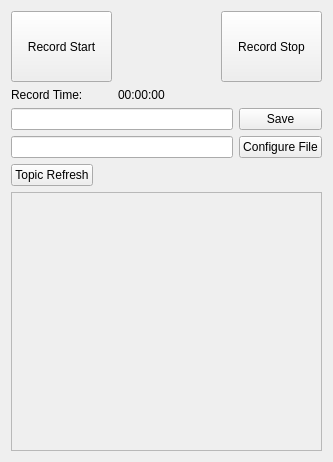
Qt form src/autoware_rosbag_plugin.ui (autowarefoundation/autoware_ai_utilities) before a commit.
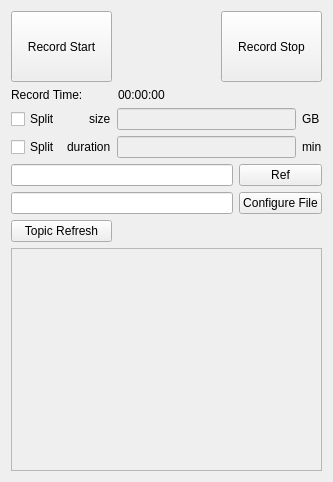
The same form after that commit.

Commit message:
Feature/rosbag_controller_split (#2046)
* new feature: split and warning

* fix bugs; add absolute path with default filename

```diff
--- a/src/autoware_rosbag_plugin.ui
+++ b/src/autoware_rosbag_plugin.ui
@@ -7,7 +7,7 @@
     <x>0</x>
     <y>0</y>
     <width>333</width>
-    <height>462</height>
+    <height>482</height>
    </rect>
   </property>
   <property name="minimumSize">
@@ -19,8 +19,8 @@
   <property name="windowTitle">
    <string>Form</string>
   </property>
-  <layout class="QGridLayout" name="gridLayout_2">
-   <item row="0" column="0" colspan="2">
+  <layout class="QGridLayout" name="gridLayout_3">
+   <item row="0" column="0">
     <widget class="QPushButton" name="button_record_start">
      <property name="enabled">
       <bool>true</bool>
@@ -42,7 +42,7 @@
      </property>
     </widget>
    </item>
-   <item row="0" column="2">
+   <item row="0" column="1">
     <spacer name="horizontalSpacer">
      <property name="orientation">
       <enum>Qt::Horizontal</enum>
@@ -55,15 +55,107 @@
      </property>
     </spacer>
    </item>
-   <item row="1" column="0" colspan="2">
+   <item row="0" column="2">
+    <widget class="QPushButton" name="button_record_stop">
+     <property name="minimumSize">
+      <size>
+       <width>101</width>
+       <height>71</height>
+      </size>
+     </property>
+     <property name="text">
+      <string>Record Stop</string>
+     </property>
+    </widget>
+   </item>
+   <item row="1" column="0">
     <widget class="QLabel" name="label_text_recTime">
      <property name="text">
       <string>Record Time:</string>
      </property>
     </widget>
    </item>
-   <item row="2" column="0" colspan="4">
+   <item row="1" column="1">
+    <widget class="QLabel" name="label_recTime">
+     <property name="enabled">
+      <bool>true</bool>
+     </property>
+     <property name="text">
+      <string>00:00:00</string>
+     </property>
+    </widget>
+   </item>
+   <item row="2" column="0" colspan="3">
     <layout class="QGridLayout" name="gridLayout">
+     <item row="0" column="0" colspan="2">
+      <widget class="QCheckBox" name="checkBox_split_size">
+       <property name="enabled">
+        <bool>true</bool>
+       </property>
+       <property name="sizePolicy">
+        <sizepolicy hsizetype="Preferred" vsizetype="Preferred">
+         <horstretch>0</horstretch>
+         <verstretch>0</verstretch>
+        </sizepolicy>
+       </property>
+       <property name="text">
+        <string>Split    </string>
+       </property>
+      </widget>
+     </item>
+     <item row="0" column="2">
+      <widget class="QLabel" name="label_size">
+       <property name="text">
+        <string>size</string>
+       </property>
+      </widget>
+     </item>
+     <item row="0" column="3">
+      <widget class="QLineEdit" name="lineEdit_size">
+       <property name="enabled">
+        <bool>false</bool>
+       </property>
+      </widget>
+     </item>
+     <item row="0" column="4">
+      <widget class="QLabel" name="label_GB">
+       <property name="text">
+        <string>GB</string>
+       </property>
+      </widget>
+     </item>
+     <item row="1" column="0">
+      <widget class="QCheckBox" name="checkBox_split_duration">
+       <property name="text">
+        <string>Split</string>
+       </property>
+      </widget>
+     </item>
+     <item row="1" column="1" colspan="2">
+      <widget class="QLabel" name="label_duration">
+       <property name="text">
+        <string>duration</string>
+       </property>
+      </widget>
+     </item>
+     <item row="1" column="3">
+      <widget class="QLineEdit" name="lineEdit_duration">
+       <property name="enabled">
+        <bool>false</bool>
+       </property>
+      </widget>
+     </item>
+     <item row="1" column="4">
+      <widget class="QLabel" name="label_min">
+       <property name="text">
+        <string>min</string>
+       </property>
+      </widget>
+     </item>
+    </layout>
+   </item>
+   <item row="3" column="0" colspan="3">
+    <layout class="QGridLayout" name="gridLayout_2">
      <item row="0" column="0">
       <widget class="QLineEdit" name="edit_record_filename">
        <property name="readOnly">
@@ -74,7 +166,7 @@
      <item row="0" column="1">
       <widget class="QPushButton" name="button_record_save">
        <property name="text">
-        <string>Save</string>
+        <string>Ref</string>
        </property>
       </widget>
      </item>
@@ -94,7 +186,27 @@
      </item>
     </layout>
    </item>
-   <item row="4" column="0" colspan="4">
+   <item row="4" column="0">
+    <widget class="QPushButton" name="botton_topic_refresh">
+     <property name="text">
+      <string>Topic Refresh</string>
+     </property>
+    </widget>
+   </item>
+   <item row="4" column="1" colspan="2">
+    <spacer name="horizontalSpacer_2">
+     <property name="orientation">
+      <enum>Qt::Horizontal</enum>
+     </property>
+     <property name="sizeHint" stdset="0">
+      <size>
+       <width>207</width>
+       <height>20</height>
+      </size>
+     </property>
+    </spacer>
+   </item>
+   <item row="5" column="0" colspan="3">
     <widget class="QScrollArea" name="scrollArea">
      <property name="sizePolicy">
       <sizepolicy hsizetype="Expanding" vsizetype="Expanding">
@@ -114,55 +226,12 @@
         <x>0</x>
         <y>0</y>
         <width>313</width>
-        <height>235</height>
+        <height>185</height>
        </rect>
       </property>
      </widget>
     </widget>
    </item>
-   <item row="1" column="2" colspan="2">
-    <widget class="QLabel" name="label_recTime">
-     <property name="enabled">
-      <bool>true</bool>
-     </property>
-     <property name="text">
-      <string>00:00:00</string>
-     </property>
-    </widget>
-   </item>
-   <item row="0" column="3">
-    <widget class="QPushButton" name="button_record_stop">
-     <property name="minimumSize">
-      <size>
-       <width>101</width>
-       <height>71</height>
-      </size>
-     </property>
-     <property name="text">
-      <string>Record Stop</string>
-     </property>
-    </widget>
-   </item>
-   <item row="3" column="0">
-    <widget class="QPushButton" name="botton_topic_refresh">
-     <property name="text">
-      <string>Topic Refresh</string>
-     </property>
-    </widget>
-   </item>
-   <item row="3" column="1" colspan="3">
-    <spacer name="horizontalSpacer_2">
-     <property name="orientation">
-      <enum>Qt::Horizontal</enum>
-     </property>
-     <property name="sizeHint" stdset="0">
-      <size>
-       <width>207</width>
-       <height>20</height>
-      </size>
-     </property>
-    </spacer>
-   </item>
   </layout>
  </widget>
  <resources/>
```
The commit also changes 3 other files.
